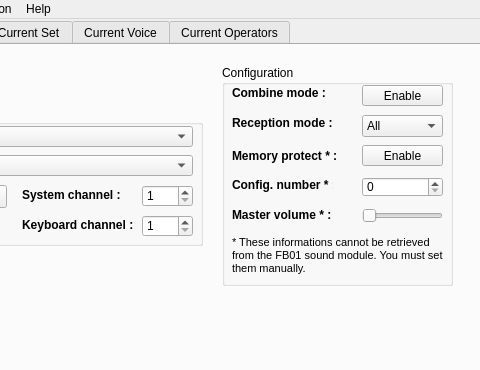
Above: mainwindow.ui from LasDesu/fb01editor before the change; both pictures show x 140 to 620 and y 0 to 370 of the 620 by 630 pixel window. Below: the same form after it.
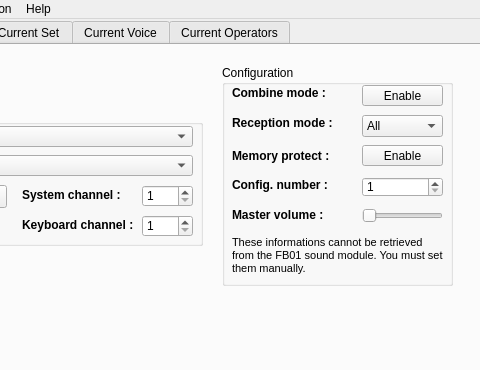
That is the form after the change. The open tabs and pages were chosen to show the change. Icons and pictures are not drawn. Custom widgets are drawn as their Qt base class.

```diff
--- a/mainwindow.ui
+++ b/mainwindow.ui
@@ -361,7 +361,7 @@
         </font>
        </property>
        <property name="text">
-        <string>Memory protect * :</string>
+        <string>Memory protect :</string>
        </property>
       </widget>
       <widget class="QSpinBox" name="spnBox_confnum">
@@ -374,13 +374,13 @@
         </rect>
        </property>
        <property name="minimum">
-        <number>0</number>
+        <number>1</number>
        </property>
        <property name="maximum">
-        <number>19</number>
+        <number>20</number>
        </property>
        <property name="value">
-        <number>0</number>
+        <number>1</number>
        </property>
       </widget>
       <widget class="QLabel" name="lbl_confnum">
@@ -399,7 +399,7 @@
         </font>
        </property>
        <property name="text">
-        <string>Config. number * :</string>
+        <string>Config. number :</string>
        </property>
       </widget>
       <widget class="QLabel" name="lbl_mastvol">
@@ -418,7 +418,7 @@
         </font>
        </property>
        <property name="text">
-        <string>Master volume * :</string>
+        <string>Master volume :</string>
        </property>
       </widget>
       <widget class="QSlider" name="hzSlider_mastvol">
@@ -451,7 +451,7 @@
 &lt;html&gt;&lt;head&gt;&lt;meta name=&quot;qrichtext&quot; content=&quot;1&quot; /&gt;&lt;style type=&quot;text/css&quot;&gt;
 p, li { white-space: pre-wrap; }
 &lt;/style&gt;&lt;/head&gt;&lt;body style=&quot; font-family:'MS Shell Dlg 2'; font-size:8.25pt; font-weight:400; font-style:normal;&quot;&gt;
-&lt;p style=&quot; margin-top:0px; margin-bottom:0px; margin-left:0px; margin-right:0px; -qt-block-indent:0; text-indent:0px;&quot;&gt;&lt;span style=&quot; font-size:8pt;&quot;&gt;* These informations cannot be retrieved&lt;/span&gt;&lt;/p&gt;
+&lt;p style=&quot; margin-top:0px; margin-bottom:0px; margin-left:0px; margin-right:0px; -qt-block-indent:0; text-indent:0px;&quot;&gt;&lt;span style=&quot; font-size:8pt;&quot;&gt;These informations cannot be retrieved&lt;/span&gt;&lt;/p&gt;
 &lt;p style=&quot; margin-top:0px; margin-bottom:0px; margin-left:0px; margin-right:0px; -qt-block-indent:0; text-indent:0px;&quot;&gt;&lt;span style=&quot; font-size:8pt;&quot;&gt;from the FB01 sound module. You must set&lt;/span&gt;&lt;/p&gt;
 &lt;p style=&quot; margin-top:0px; margin-bottom:0px; margin-left:0px; margin-right:0px; -qt-block-indent:0; text-indent:0px;&quot;&gt;&lt;span style=&quot; font-size:8pt;&quot;&gt;them manually.&lt;/span&gt;&lt;/p&gt;&lt;/body&gt;&lt;/html&gt;</string>
        </property>
```
Left out of the diff: 21 changed lines with no effect on the pictures.
